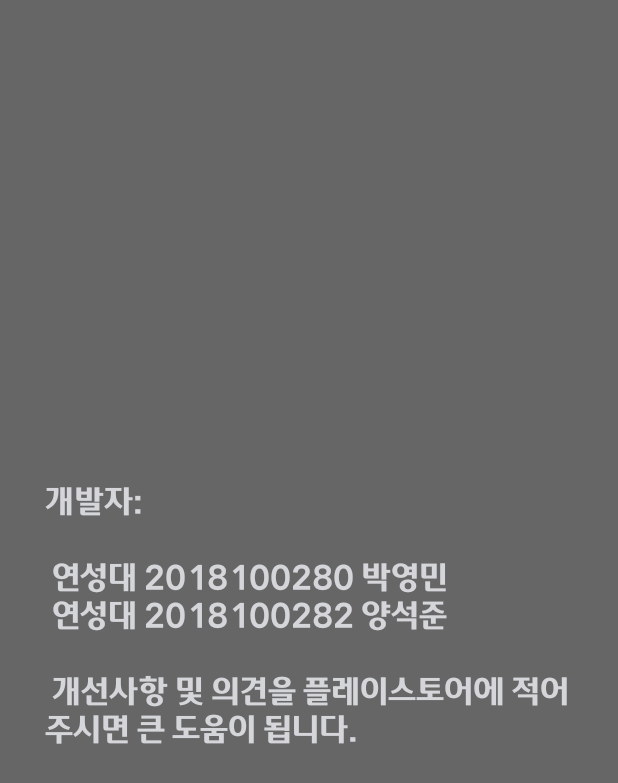
After one commit to yeongmin7870/yeonsungBus, an Android app: the layout activity_popup.xml on its own in the app's theme, with its tools: preview values and no code run, on a phone screen of 412 x 824 dp. The commit adds this screen. Shown: the top 783 px of the screen. Run offline under Robolectric (Android 15) with nearby library versions, the phone set to English and light mode, and no system bars.

Commit message:
개발자 팝업 및 결제화면 이동 구현 완료

```diff
--- a/app/src/main/res/anim/slide_up_in.xml
+++ b/app/src/main/res/anim/slide_up_in.xml
@@ -4,6 +4,6 @@
         android:duration="@android:integer/config_longAnimTime"
         android:fromYDelta="0"
         android:interpolator="@android:anim/accelerate_decelerate_interpolator"
-        android:toYDelta="1%"/>
+        android:toXDelta="100%"/>
 
 </set>
--- a/app/src/main/res/anim/slide_up_out.xml
+++ b/app/src/main/res/anim/slide_up_out.xml
@@ -2,7 +2,7 @@
 <set xmlns:android="http://schemas.android.com/apk/res/android">
     <translate xmlns:android="http://schemas.android.com/apk/res/android"
         android:duration="@android:integer/config_longAnimTime"
-        android:fromYDelta="-1%"
+        android:fromXDelta="-100%"
         android:interpolator="@android:anim/accelerate_decelerate_interpolator"
         android:toYDelta="0"/>
 
--- /dev/null
+++ b/app/src/main/res/drawable/popup.xml
@@ -0,0 +1,5 @@
+<?xml version="1.0" encoding="utf-8"?>
+<shape xmlns:android="http://schemas.android.com/apk/res/android"
+    android:shape="rectangle">
+    <solid android:color="#FF000000" />
+</shape>
--- a/app/src/main/res/layout/activity_main.xml
+++ b/app/src/main/res/layout/activity_main.xml
@@ -44,6 +44,7 @@
                         android:layout_height="wrap_content"
                         android:fontFamily="@font/welcomebold"
                         android:text="버스위치"
+                        android:layout_marginTop="5dp"
                         android:textSize="15dp" />
 
                     <ImageView
@@ -61,6 +62,7 @@
                     <TextView
                         android:id="@+id/yourroute2"
                         android:layout_width="350dp"
+                        android:layout_marginTop="30dp"
                         android:layout_height="wrap_content"
                         android:layout_below="@+id/img_line"
                         android:fontFamily="@font/welcomebold"
@@ -124,6 +126,7 @@
                     <TextView
                         android:id="@+id/yourroute3"
                         android:layout_width="350dp"
+                        android:layout_marginTop="30dp"
                         android:layout_height="wrap_content"
                         android:layout_below="@id/tablecontent"
                         android:fontFamily="@font/welcomebold"
--- /dev/null
+++ b/app/src/main/res/layout/activity_popup.xml
@@ -0,0 +1,17 @@
+<?xml version="1.0" encoding="utf-8"?>
+<RelativeLayout xmlns:android="http://schemas.android.com/apk/res/android"
+    android:layout_width="match_parent"
+    android:layout_height="match_parent"
+    android:padding="30dp"
+    android:background="@color/popback"
+    >
+
+    <TextView
+        android:layout_width="wrap_content"
+        android:layout_height="wrap_content"
+        android:layout_centerInParent="true"
+        android:textSize="22dp"
+        android:textColor="#D4D6DA"
+        android:fontFamily="@font/welcomeotfbold"
+        android:text="@string/makePeople"/>
+</RelativeLayout>
--- a/app/src/main/res/values/colors.xml
+++ b/app/src/main/res/values/colors.xml
@@ -8,4 +8,5 @@
     <color name="black">#FF000000</color>
     <color name="white">#FFFFFFFF</color>
     <color name="backgroud">#313957</color>
+    <color name="popback">#99000000</color>
 </resources>
--- a/app/src/main/res/values/strings.xml
+++ b/app/src/main/res/values/strings.xml
@@ -4,8 +4,8 @@
     <string name="dashboard_scroll_after">버스 정보</string>
     <string name="location">버스 노선 이름</string>
     <string name="enter_address">주소를 입력해주세요</string>
+    <string name="makePeople">개발자:\n\n 연성대 2018100280 박영민\n 연성대 2018100282 양석준\n\n 개선사항 및 의견을 플레이스토어에 적어주시면 큰 도움이 됩니다.</string>
     <string name="dummyText">
-
 Where does it come from?
 Contrary to popular belief, Lorem Ipsum is not simply random text. It has roots in a piece of classical Latin literature from 45 BC, making it over 2000 years old. Richard McClintock, a Latin professor at Hampden-Sydney College in Virginia, looked up one of the more obscure Latin words, consectetur, from a Lorem Ipsum passage, and going through the cites of the word in classical literature, discovered the undoubtable source. Lorem Ipsum comes from sections 1.10.32 and 1.10.33 of "de Finibus Bonorum et Malorum" (The Extremes of Good and Evil) by Cicero, written in 45 BC. This book is a treatise on the theory of ethics, very popular during the Renaissance. The first line of Lorem Ipsum, "Lorem ipsum dolor sit amet..", comes from a line in section 1.10.32.
 
```
Also changed, not shown: app/src/main/java/com/goMars/yeongsungbus/screen/MainActivity.kt (+35 -25 lines).
